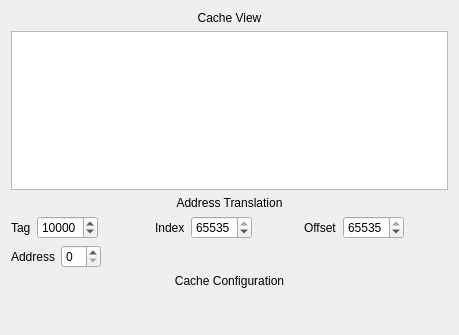
First picture: the form in pep9asm/cacheview.ui, repository StanWarford/pep9suite, before the edit.
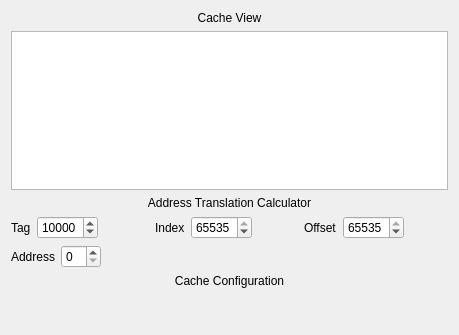
Second picture: the form after the edit. Custom widgets are drawn as their Qt base class.

What changed in the file:
```diff
--- a/pep9asm/cacheview.ui
+++ b/pep9asm/cacheview.ui
@@ -29,7 +29,7 @@
      <item row="1" column="0" colspan="6">
       <widget class="QLabel" name="label_5">
        <property name="text">
-        <string>Address Translation</string>
+        <string>Address Translation Calculator</string>
        </property>
        <property name="alignment">
         <set>Qt::AlignCenter</set>
```
